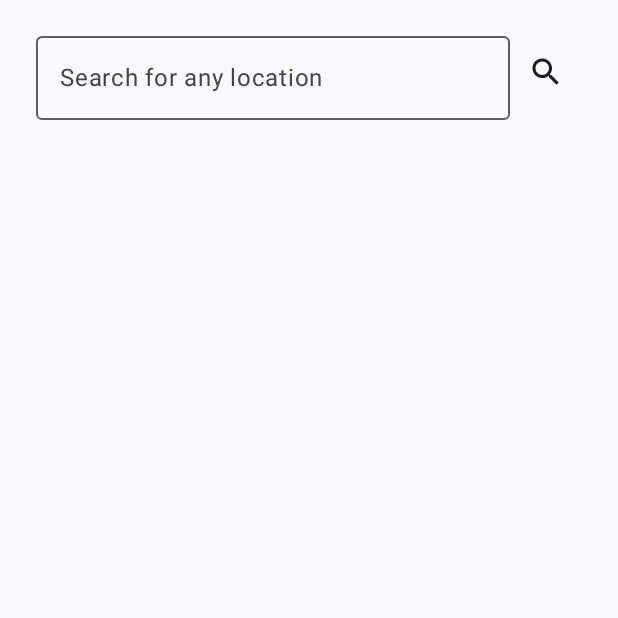
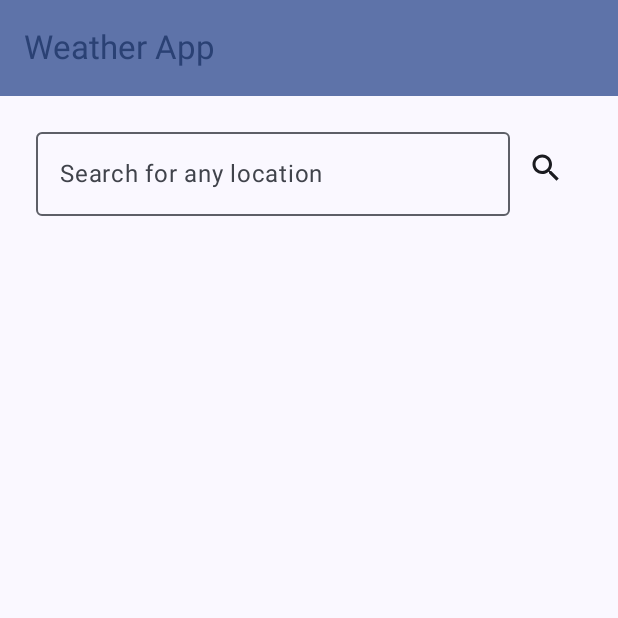
Before and after one commit to tony-gabriel/Weather_App, an Android app built with Jetpack Compose: the screen it shows after launch (MainActivity), on a phone screen of 412 x 824 dp, the top half of it. Run offline under Robolectric (Android 15) with nearby library versions, the phone set to English and light mode, and no system bars; our stand-ins replace livedata-compose; pictures from the network do not load.

Commit message:
UI adjustments2

```diff
--- a/app/src/main/java/com/deaelum/android/weather/screens/WeatherPage.kt
+++ b/app/src/main/java/com/deaelum/android/weather/screens/WeatherPage.kt
@@ -1,7 +1,6 @@
 package com.deaelum.android.weather.screens
 
 import androidx.compose.foundation.layout.Arrangement
-import androidx.compose.foundation.layout.Box
 import androidx.compose.foundation.layout.Column
 import androidx.compose.foundation.layout.Row
 import androidx.compose.foundation.layout.Spacer
@@ -16,12 +15,15 @@ import androidx.compose.material.icons.filled.LocationOn
 import androidx.compose.material.icons.filled.Search
 import androidx.compose.material3.Card
 import androidx.compose.material3.CircularProgressIndicator
+import androidx.compose.material3.ExperimentalMaterial3Api
 import androidx.compose.material3.Icon
 import androidx.compose.material3.IconButton
 import androidx.compose.material3.MaterialTheme
 import androidx.compose.material3.OutlinedTextField
 import androidx.compose.material3.Scaffold
 import androidx.compose.material3.Text
+import androidx.compose.material3.TopAppBar
+import androidx.compose.material3.TopAppBarDefaults
 import androidx.compose.runtime.Composable
 import androidx.compose.runtime.getValue
 import androidx.compose.runtime.livedata.observeAsState
@@ -38,6 +40,7 @@ import com.deaelum.android.weather.dataModel.WeatherModel
 import com.deaelum.android.weather.network.NetworkResponse
 import com.deaelum.android.weather.viewModel.WeatherViewModel
 
+@OptIn(ExperimentalMaterial3Api::class)
 @Composable
 fun WeatherPage(viewModel: WeatherViewModel) {
 
@@ -45,7 +48,17 @@ fun WeatherPage(viewModel: WeatherViewModel) {
     val weather = viewModel.weather.observeAsState()
     val keyboardController = LocalSoftwareKeyboardController.current
 
-    Scaffold {paddingValues ->
+    Scaffold(
+        topBar = {
+            TopAppBar(
+                title = { Text("Weather App") },
+                colors = TopAppBarDefaults.topAppBarColors(
+                    containerColor = MaterialTheme.colorScheme.primaryContainer,
+                    titleContentColor = MaterialTheme.colorScheme.primary,
+                )
+            )
+        }
+    ) {paddingValues ->
         Column(
             modifier = Modifier
                 .fillMaxSize()
@@ -91,9 +104,7 @@ fun WeatherPage(viewModel: WeatherViewModel) {
                     }
                 }
                 is NetworkResponse.Success -> {
-                   // Text(text = result.data.toString())
                     WeatherDetails(result.data)
-
                 }
                 null -> {}
             }
--- a/app/src/main/java/com/deaelum/android/weather/viewModel/WeatherViewModel.kt
+++ b/app/src/main/java/com/deaelum/android/weather/viewModel/WeatherViewModel.kt
@@ -28,7 +28,7 @@ class WeatherViewModel : ViewModel() {
                         _weather.value = NetworkResponse.Success(it)
                     }
                 } else {
-                    _weather.value = NetworkResponse.Error("${response.code()} ${response.message()}")
+                    _weather.value = NetworkResponse.Error("${response.code()} Error fetching data")
 
                 }
             } catch (e: Exception) {
```
